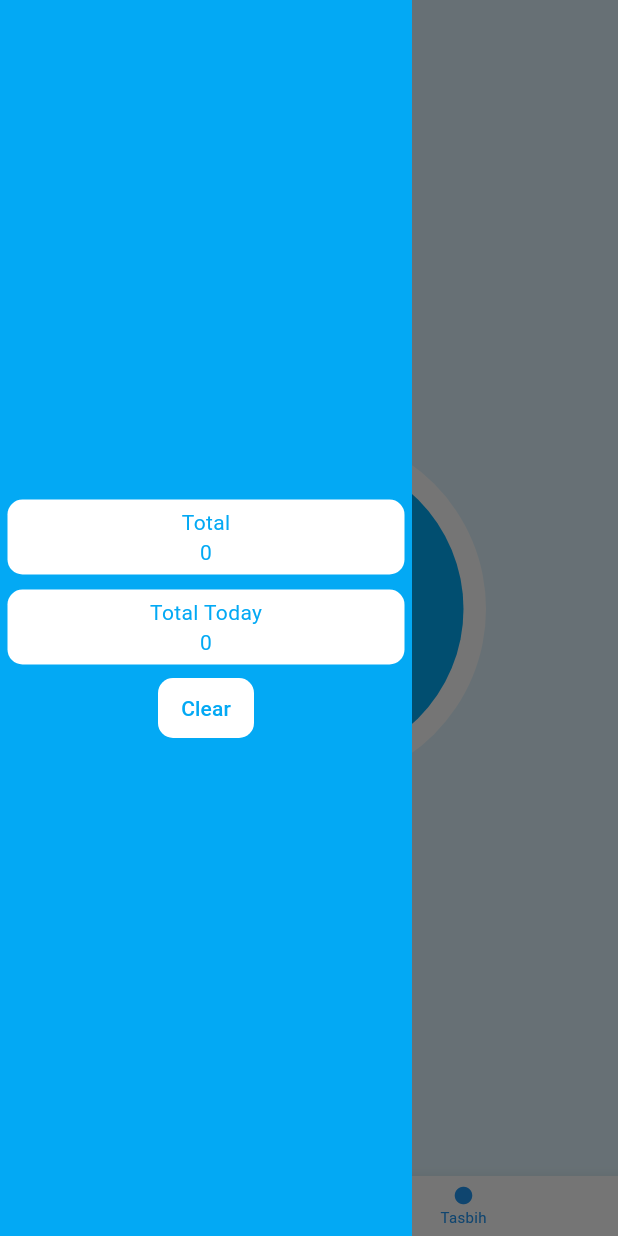
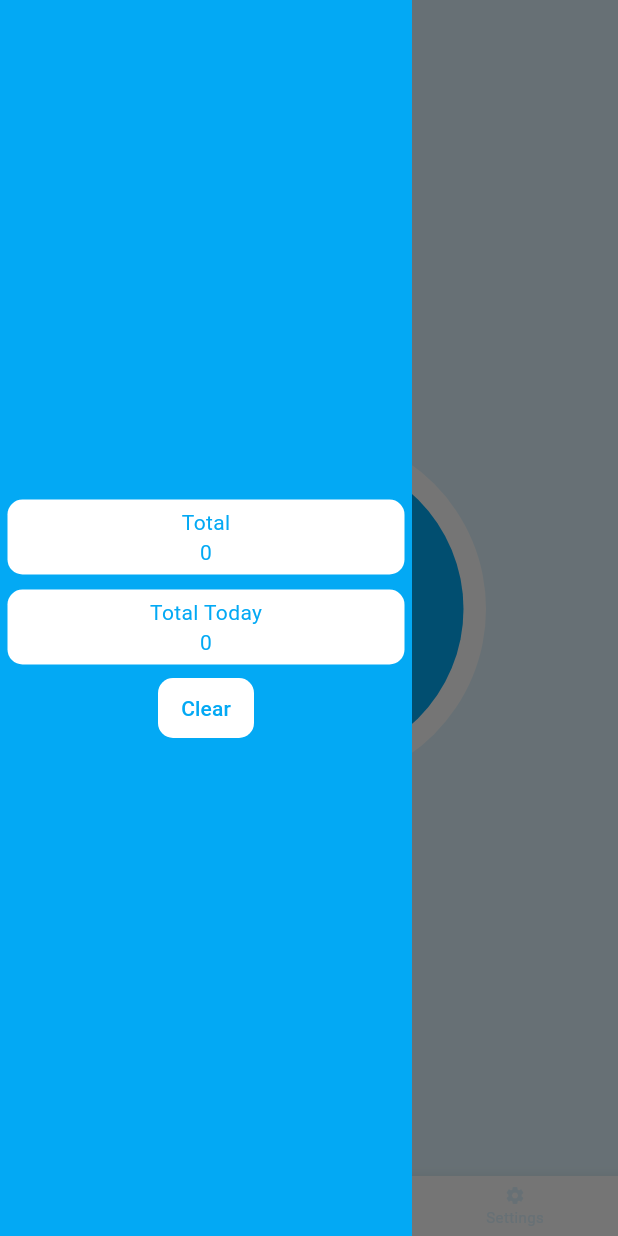
Before and after one commit to hazemxiii/prayerapp, a Flutter app: the screen it shows after launch, item 2 of the bottom bar chosen, with the side drawer open, on a phone screen of 412 x 824 dp. Run offline on Flutter 3.47's test engine with Material 3 defaults, Android fonts, the phone set to English and light mode, and no system bars; our stand-ins replace flutter_colorpicker, shared_preferences, vibration; network calls fail.

Commit message:
changeable theme

```diff
--- a/prayerapp/lib/main.dart
+++ b/prayerapp/lib/main.dart
@@ -4,6 +4,7 @@
 import 'package:http/http.dart' as http;
 import "package:shared_preferences/shared_preferences.dart";
 import "tasbih.dart";
+import "settings.dart";
 
 void main() {
   runApp(const App());
@@ -25,6 +26,9 @@
 
 class _MainPage extends State<MainPage> {
   int activePage = 0;
+  Color mainColor = Colors.lightBlue;
+  Color secondaryColor = Colors.white;
+  Color backColor = Colors.lightBlue[50]!;
   // the pages controlled by the bottom nav bar
   late List<Widget> pages;
   late List<dynamic> pagesDrawers;
@@ -63,6 +67,8 @@
                         itemCount: snapshot.data!.length,
                         itemBuilder: (context, i) {
                           return PrayerDay(
+                              dateColor: mainColor,
+                              color: secondaryColor,
                               // the last index (7) contains the american day to format and display
                               time: snapshot.data![i][7],
                               times: snapshot.data[i]);
@@ -88,10 +94,11 @@
       ),
       Tasbih(
         scaffoldKey: scaffoldKey,
-      )
+      ),
+      const Settings()
     ];
 
-    pagesDrawers = const [Placeholder(), TasbihDrawer()];
+    pagesDrawers = const [Placeholder(), TasbihDrawer(), Placeholder()];
   }
 
   @override
@@ -101,6 +108,13 @@
 
   @override
   Widget build(BuildContext context) {
+    getColors().then((data) {
+      setState(() {
+        mainColor = hexToColor(data[0]);
+        secondaryColor = hexToColor(data[1]);
+        backColor = hexToColor(data[2]);
+      });
+    });
     return Scaffold(
         drawer: pagesDrawers[activePage],
         key: scaffoldKey,
@@ -108,8 +122,9 @@
           height: 40,
           child: BottomNavigationBar(
             currentIndex: activePage,
-            backgroundColor: Colors.white,
-            selectedItemColor: Colors.blue,
+            backgroundColor: secondaryColor,
+            selectedItemColor: mainColor,
+            unselectedItemColor: backColor,
             iconSize: 14,
             selectedFontSize: 10,
             unselectedFontSize: 10,
@@ -124,23 +139,40 @@
               BottomNavigationBarItem(
                 icon: Icon(Icons.circle),
                 label: "Tasbih",
+              ),
+              BottomNavigationBarItem(
+                icon: Icon(Icons.settings),
+                label: "Settings",
               )
             ],
           ),
         ),
-        backgroundColor: Colors.lightBlue[50],
+        backgroundColor: backColor,
         body: pages[activePage]);
   }
 }
 
-class PrayerDay extends StatelessWidget {
+class PrayerDay extends StatefulWidget {
   final String time;
   final List times;
-  const PrayerDay({super.key, required this.time, required this.times});
+  final Color color;
+  final Color dateColor;
+  const PrayerDay(
+      {super.key,
+      required this.time,
+      required this.times,
+      required this.color,
+      required this.dateColor});
+
+  @override
+  State<PrayerDay> createState() => _PrayerDayState();
+}
+
+class _PrayerDayState extends State<PrayerDay> {
   @override
   Widget build(BuildContext context) {
     String dhuhr = "Dhuhr";
-    if (numbersDateToText(time).contains("Friday")) {
+    if (numbersDateToText(widget.time).contains("Friday")) {
       dhuhr = "Jumu'a";
     }
     return SingleChildScrollView(
@@ -149,36 +181,43 @@
         padding: const EdgeInsets.fromLTRB(0, 10, 0, 0),
         child: Column(children: [
           // format the american date to Weekday, day month
-          Text(numbersDateToText(time)),
+          Text(numbersDateToText(widget.time),
+              style: TextStyle(color: widget.dateColor)),
           // hijri date is at index 6
           Text(
-            times[6],
-            style: const TextStyle(color: Colors.grey),
+            widget.times[6],
+            style: TextStyle(color: widget.dateColor),
           ),
           // the prayers are in order [fajr,sunrise,dhuhr,asr,maghrib,isha]
           Prayer(
+            color: widget.color,
             name: "Fajr",
-            time: DateTime.parse("$time ${times[0]}"),
+            time: DateTime.parse("${widget.time} ${widget.times[0]}"),
           ),
           Prayer(
+            color: widget.color,
             name: "Sunrise",
-            time: DateTime.parse("$time ${times[1]}"),
+            time: DateTime.parse("${widget.time} ${widget.times[1]}"),
           ),
           Prayer(
+            color: widget.color,
             name: dhuhr,
-            time: DateTime.parse("$time ${times[2]}"),
+            time: DateTime.parse("${widget.time} ${widget.times[2]}"),
           ),
           Prayer(
+            color: widget.color,
             name: "Asr",
-            time: DateTime.parse("$time ${times[3]}"),
+            time: DateTime.parse("${widget.time} ${widget.times[3]}"),
           ),
           Prayer(
+            color: widget.color,
             name: "Maghrib",
-            time: DateTime.parse("$time ${times[4]}"),
+            time: DateTime.parse("${widget.time} ${widget.times[4]}"),
           ),
           Prayer(
+            color: widget.color,
             name: "Isha'a",
-            time: DateTime.parse("$time ${times[5]}"),
+            time: DateTime.parse("${widget.time} ${widget.times[5]}"),
           )
         ]),
       ),
@@ -189,7 +228,9 @@
 class Prayer extends StatefulWidget {
   final String name;
   final DateTime time;
-  const Prayer({super.key, required this.name, required this.time});
+  final Color color;
+  const Prayer(
+      {super.key, required this.name, required this.time, required this.color});
 
   @override
   State<Prayer> createState() => _Prayer();
@@ -197,9 +238,9 @@
 
 class _Prayer extends State<Prayer> {
   // create random color away from white
-  int red = Random().nextInt(241);
-  int green = Random().nextInt(241);
-  int blue = Random().nextInt(241);
+  int red = Random().nextInt(256);
+  int green = Random().nextInt(256);
+  int blue = Random().nextInt(256);
 
   @override
   Widget build(BuildContext context) {
@@ -234,9 +275,9 @@
         Container(
           padding: const EdgeInsets.all(10),
           margin: const EdgeInsets.all(5),
-          decoration: const BoxDecoration(
-              color: Colors.white,
-              borderRadius: BorderRadius.all(Radius.circular(10))),
+          decoration: BoxDecoration(
+              color: widget.color,
+              borderRadius: const BorderRadius.all(Radius.circular(10))),
           child: Row(
             mainAxisAlignment: MainAxisAlignment.spaceBetween,
             children: [
--- a/prayerapp/lib/tasbih.dart
+++ b/prayerapp/lib/tasbih.dart
@@ -1,4 +1,5 @@
 import 'dart:math';
+import 'package:prayerapp/settings.dart';
 import "package:shared_preferences/shared_preferences.dart";
 import "package:flutter/material.dart";
 import 'package:vibration/vibration.dart';
@@ -13,6 +14,9 @@ class Tasbih extends StatefulWidget {
 
 class _Tasbih extends State<Tasbih> with TickerProviderStateMixin {
   int? tasbih = 0;
+  Color mainColor = Colors.lightBlue;
+  Color secondaryColor = Colors.white;
+  Color backColor = Colors.lightBlue[50]!;
 
   // controllers and the animations
   late AnimationController shrinkController;
@@ -58,6 +62,9 @@ class _Tasbih extends State<Tasbih> with TickerProviderStateMixin {
     });
   }
 
+  bool vibrate = false;
+  int vibrateOn = -1;
+
   @override
   void dispose() {
     super.dispose();
@@ -67,6 +74,17 @@ class _Tasbih extends State<Tasbih> with TickerProviderStateMixin {
 
   @override
   Widget build(BuildContext context) {
+    getColors().then((data) {
+      setState(() {
+        mainColor = hexToColor(data[0]);
+        secondaryColor = hexToColor(data[1]);
+        backColor = hexToColor(data[2]);
+      });
+    });
+    getVibrationData().then((data) {
+      vibrate = data[0];
+      vibrateOn = data[1];
+    });
     // get what's minimum, the width of the screen or the height
     double screenWidth = min(
         MediaQuery.of(context).size.width, MediaQuery.of(context).size.height);
@@ -81,7 +99,10 @@ class _Tasbih extends State<Tasbih> with TickerProviderStateMixin {
                 onPressed: () {
                   widget.scaffoldKey.currentState!.openDrawer();
                 },
-                icon: const Icon(Icons.menu))
+                icon: Icon(
+                  Icons.menu,
+                  color: mainColor,
+                ))
           ],
         ),
         Expanded(
@@ -89,9 +110,9 @@ class _Tasbih extends State<Tasbih> with TickerProviderStateMixin {
             mainAxisAlignment: MainAxisAlignment.center,
             children: [
               Container(
-                decoration: const BoxDecoration(
-                    borderRadius: BorderRadius.all(Radius.circular(1000)),
-                    color: Colors.white),
+                decoration: BoxDecoration(
+                    borderRadius: const BorderRadius.all(Radius.circular(1000)),
+                    color: secondaryColor),
                 width: screenWidth / 2 + 30,
                 height: screenWidth / 2 + 30,
                 child: Center(
@@ -104,22 +125,28 @@ class _Tasbih extends State<Tasbih> with TickerProviderStateMixin {
                         height: screenWidth / 2 -
                             shrinkAnimation.value +
                             growAnimation.value,
-                        decoration: const BoxDecoration(
-                          color: Colors.lightBlue,
-                          borderRadius: BorderRadius.all(Radius.circular(1000)),
+                        decoration: BoxDecoration(
+                          color: mainColor,
+                          borderRadius:
+                              const BorderRadius.all(Radius.circular(1000)),
                         ),
                         child: Center(
                             child: Text("$tasbih",
-                                style: const TextStyle(
-                                    fontSize: 20, color: Colors.white)))),
+                                style: TextStyle(
+                                    fontSize: 20, color: secondaryColor)))),
                     onTap: () {
                       setState(() {
                         // vibrate when there are 33 tasbih
                         tasbih = tasbih! + 1;
                         increaseTasbih();
-                        if (tasbih == 33) {
-                          Vibration.vibrate(duration: 1000);
+                        try {
+                          if (tasbih == vibrateOn && vibrate) {
+                            Vibration.vibrate(duration: 1000);
+                          }
+                        } catch (e) {
+                          //
                         }
+
                         // start the animation on click
                         shrinkController.forward();
                       });
@@ -135,9 +162,10 @@ class _Tasbih extends State<Tasbih> with TickerProviderStateMixin {
                 child: Container(
                   width: 30,
                   height: 30,
-                  decoration: const BoxDecoration(
-                      color: Colors.lightBlue,
-                      borderRadius: BorderRadius.all(Radius.circular(1000))),
+                  decoration: BoxDecoration(
+                      color: mainColor,
+                      borderRadius:
+                          const BorderRadius.all(Radius.circular(1000))),
                 ),
                 onTap: () {
                   // reset the tasbih
@@ -163,25 +191,33 @@ class TasbihDrawer extends StatefulWidget {
 }
 
 class _TasbihDrawer extends State<TasbihDrawer> {
+  Color color = Colors.lightBlue;
+  Color secondaryColor = Colors.white;
   @override
   Widget build(BuildContext context) {
+    getColors().then((data) {
+      color = hexToColor(data[0]);
+      secondaryColor = hexToColor(data[1]);
+    });
     double drawerWidth = MediaQuery.of(context).size.width / 3 * 2;
     return FutureBuilder(
         future: getTotalTasbihCount(),
         builder: (context, snap) {
           if (snap.connectionState == ConnectionState.done) {
             return Container(
-              color: Colors.lightBlue,
+              color: color,
               width: drawerWidth,
               child: Column(
                 mainAxisAlignment: MainAxisAlignment.center,
                 children: [
                   TasbihNumber(
+                    color: color,
                     width: drawerWidth,
                     name: "Total",
                     number: snap.data![0],
                   ),
                   TasbihNumber(
+                    color: color,
                     width: drawerWidth,
                     name: "Total Today",
                     number: snap.data![1],
@@ -191,15 +227,15 @@ class _TasbihDrawer extends State<TasbihDrawer> {
                         shape: const RoundedRectangleBorder(
                             borderRadius:
                                 BorderRadius.all(Radius.circular(10))),
-                        backgroundColor: Colors.white),
+                        backgroundColor: secondaryColor),
                     onPressed: () {
                       setState(() {
                         clearTasbih();
                       });
                     },
-                    child: const Text(
+                    child: Text(
                       "Clear",
-                      style: TextStyle(color: Colors.lightBlue),
+                      style: TextStyle(color: color),
                     ),
                   )
                 ],
@@ -207,7 +243,7 @@ class _TasbihDrawer extends State<TasbihDrawer> {
             );
           } else {
             return Container(
-              color: Colors.lightBlue,
+              color: Colors.white,
               width: drawerWidth,
             );
           }
@@ -220,11 +256,13 @@ class TasbihNumber extends StatefulWidget {
   final String name;
   int number;
   final double width;
+  final Color color;
   TasbihNumber(
       {super.key,
       required this.name,
       required this.number,
-      required this.width});
+      required this.width,
+      required this.color});
 
   @override
   State<TasbihNumber> createState() => _TasbihNumberState();
@@ -244,10 +282,9 @@ class _TasbihNumberState extends State<TasbihNumber> {
         children: [
           Text(
             widget.name,
-            style: const TextStyle(color: Colors.lightBlue),
+            style: TextStyle(color: widget.color),
           ),
-          Text("${widget.number}",
-              style: const TextStyle(color: Colors.lightBlue))
+          Text("${widget.number}", style: TextStyle(color: widget.color))
         ],
       ),
     );
--- a/prayerapp/pubspec.yaml
+++ b/prayerapp/pubspec.yaml
@@ -40,6 +40,7 @@ dependencies:
   http: ^1.2.1
   flutter_cache_manager: ^3.3.2
   vibration: ^1.8.4
+  flutter_colorpicker: ^1.1.0
 
 dev_dependencies:
   flutter_test:
```
Also changed, not shown: prayerapp/lib/settings.dart (added, +313 -0 lines), prayerapp/pubspec.lock, 1 other file.
